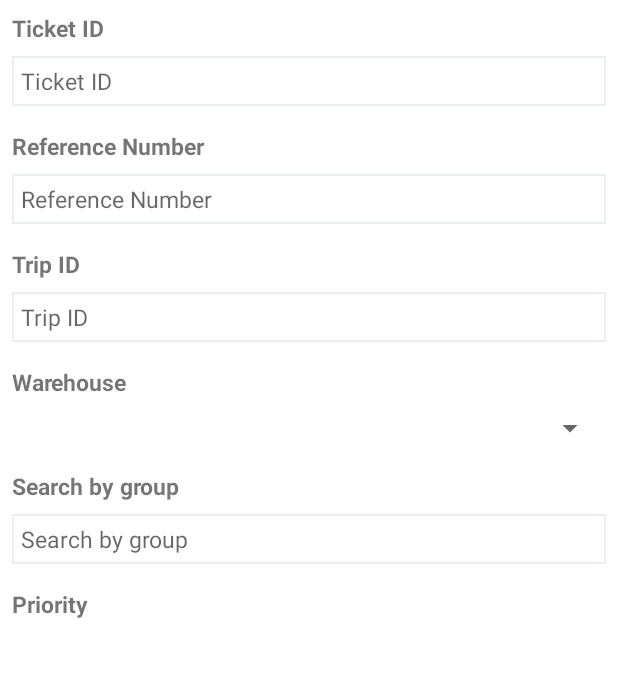
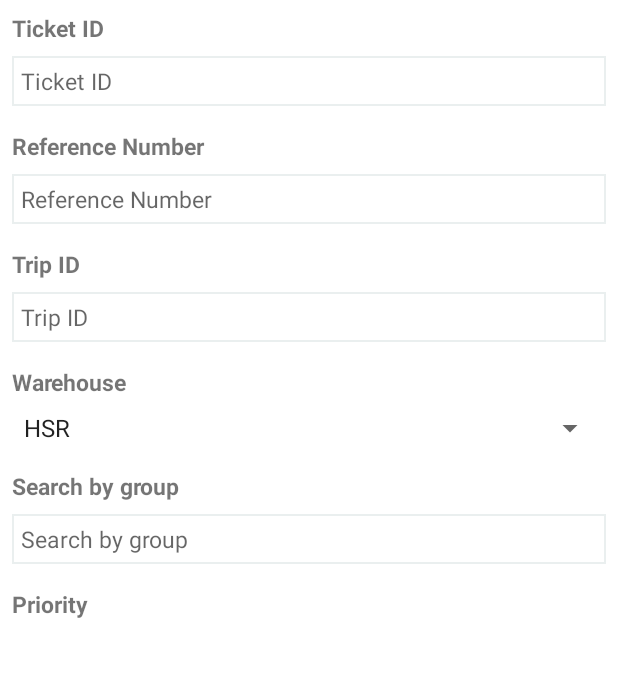
Before and after one commit to Amaann/AdminProject, an Android app: the fragment SearchTicktesFragment placed in its activity, on a phone screen of 412 x 824 dp, the part 84-761 px from its top. Run offline under Robolectric (Android 15) with nearby library versions, the phone set to English and light mode, and no system bars; plain views replace RadioRealButton, RadioRealButtonGroup.

Commit message:
added item in spinner

```diff
--- a/app/src/main/java/com/example/aman/adminproject/SearchTicktesFragment.java
+++ b/app/src/main/java/com/example/aman/adminproject/SearchTicktesFragment.java
@@ -4,17 +4,29 @@ import android.content.Context;
 import android.net.Uri;
 import android.os.Bundle;
 import android.support.v4.app.Fragment;
+import android.support.v4.view.ViewPager;
 import android.view.LayoutInflater;
 import android.view.View;
 import android.view.ViewGroup;
+import android.widget.AdapterView;
+import android.widget.ArrayAdapter;
+import android.widget.Spinner;
+import android.widget.Toast;
 
 
 public class SearchTicktesFragment extends Fragment {
+
+    View v;
+    Spinner spinner;
+    Context context;
+
+    ArrayAdapter<CharSequence> arrayAdapter;
 
 
     @Override
     public void onCreate(Bundle savedInstanceState) {
         super.onCreate(savedInstanceState);
+
 
     }
 
@@ -23,9 +35,38 @@ public class SearchTicktesFragment extends Fragment {
                              Bundle savedInstanceState) {
 
 
-    // Inflate the layout for this fragment
-        return inflater.inflate(R.layout.fragment_search_tickets,container,false);
-}
+        // Inflate the layout for this fragment
+        v = inflater.inflate(R.layout.fragment_search_tickets, container, false);
+        initView();
+        return v;
+
+
+    }
+
+    private void initView() {
+
+        spinner = v.findViewById(R.id.Id_Wh_Spinner);
+
+        arrayAdapter = ArrayAdapter.createFromResource(getActivity(), R.array.Warehouse,
+                android.R.layout.simple_spinner_item);
+
+        arrayAdapter.setDropDownViewResource(R.layout.support_simple_spinner_dropdown_item);
+        spinner.setAdapter(arrayAdapter);
+
+        spinner.setOnItemSelectedListener(new AdapterView.OnItemSelectedListener() {
+            @Override
+            public void onItemSelected(AdapterView<?> parent, View view, int position, long id) {
+
+                Toast.makeText(getContext(), parent.getItemIdAtPosition(position) + " is selected", Toast.LENGTH_SHORT).show();
+            }
+
+            @Override
+            public void onNothingSelected(AdapterView<?> parent) {
+
+            }
+        });
+
+    }
 
 
     @Override
@@ -38,4 +79,5 @@ public class SearchTicktesFragment extends Fragment {
     public void onDetach() {
 
         super.onDetach();
-    }}
+    }
+}
--- a/app/src/main/res/layout/fragment_creates_ticket.xml
+++ b/app/src/main/res/layout/fragment_creates_ticket.xml
@@ -258,6 +258,7 @@
                 android:layout_width="0dp"
                 android:layout_height="wrap_content"
                 android:layout_marginTop="8dp"
+                android:spinnerMode="dropdown"
                 app:layout_constraintEnd_toEndOf="@+id/spinner4"
                 app:layout_constraintStart_toStartOf="@+id/textView29"
                 app:layout_constraintTop_toBottomOf="@+id/textView29" />
--- a/app/src/main/res/values/strings.xml
+++ b/app/src/main/res/values/strings.xml
@@ -29,4 +29,15 @@
     <string name="title_activity_tabbed_activity">tabbed_activity</string>
     <string name="action_settings">Settings</string>
     <string name="section_format">Hello World from section: %1$d</string>
+
+    <string-array name="Warehouse">
+
+        <item>HSR</item>
+        <item>Sarjapur</item>
+        <item>MDP</item>
+        <item>Meenakshi</item>
+
+
+       </string-array>
+
 </resources>
--- a/app/src/main/res/values/styles.xml
+++ b/app/src/main/res/values/styles.xml
@@ -31,5 +31,9 @@
 
     <style name="AppTheme.PopupOverlay" parent="ThemeOverlay.AppCompat.Light" />
 
+    <style name="spinnerItemStyle" parent="android:Widget.TextView.SpinnerItem"/>
+
+    <style name="spinnerDropDownItemStyle" parent="android:TextAppearance.Widget.TextView.SpinnerItem"/>
+
 
 </resources>
```
